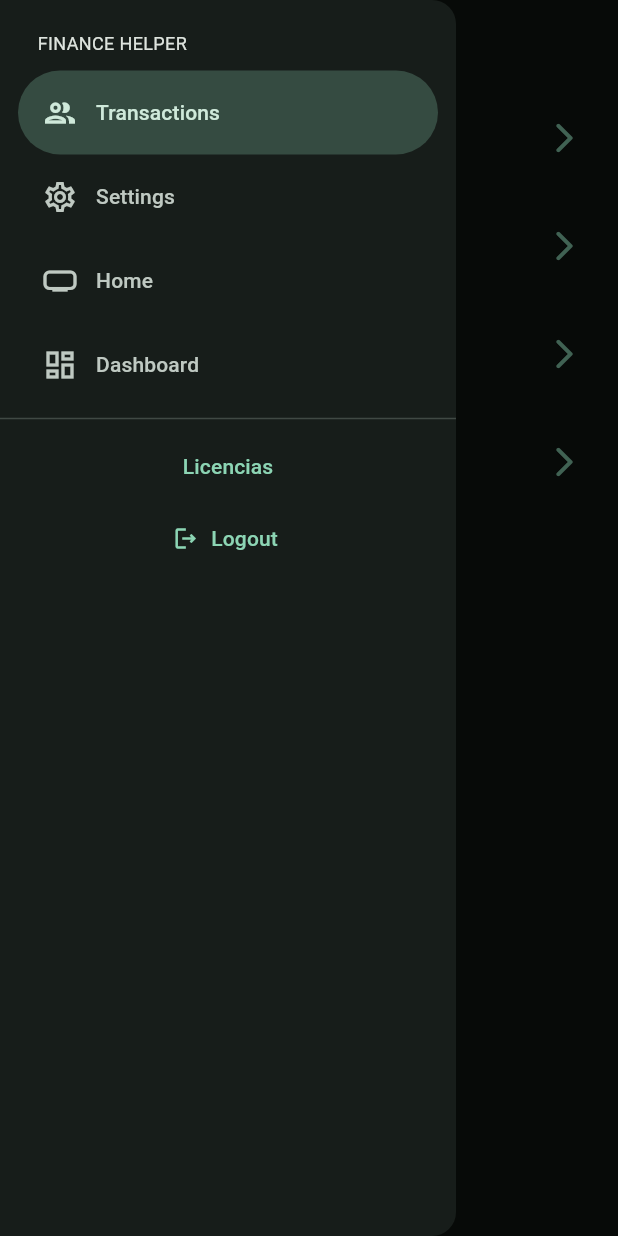
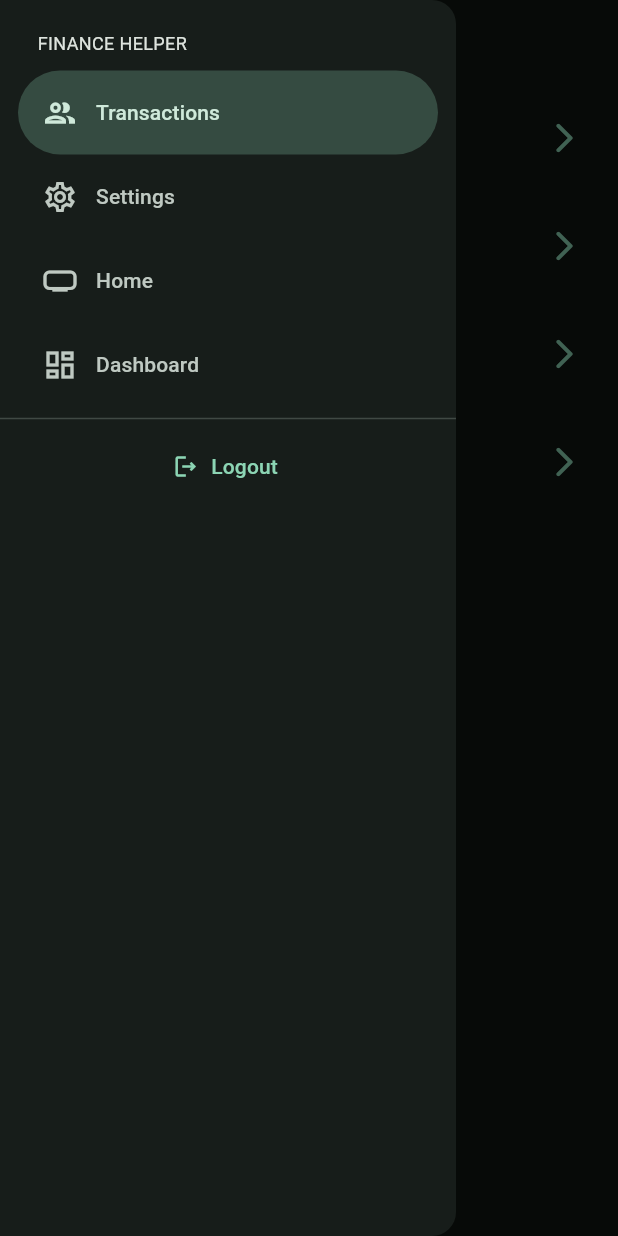
Before and after one commit to josemlegal/finance_helper, a Flutter app: the screen it shows after launch, with the side drawer open, on a phone screen of 412 x 824 dp. Run offline on Flutter 3.47's test engine with Material 2 defaults, Android fonts, the phone set to English and light mode, and no system bars; our stand-ins replace dio, get_it, go_router, hooks_riverpod, stacked_services.

Commit message:
Fix the NavigationDrawer

```diff
--- a/lib/presentation/widgets/side_menu.dart
+++ b/lib/presentation/widgets/side_menu.dart
@@ -41,7 +41,6 @@ class _SideMenuState extends State<SideMenu> {
           ),
         ),
         const Divider(),
-        const _LicensesButton(),
         _LogoutButton(colors: colors),
       ],
     );
@@ -68,20 +67,3 @@ class _LogoutButton extends StatelessWidget {
     );
   }
 }
-
-class _LicensesButton extends StatelessWidget {
-  const _LicensesButton();
-
-  @override
-  Widget build(BuildContext context) {
-    return TextButton(
-      onPressed: () {
-        showAboutDialog(
-          context: context,
-          children: [const Text('Deseas ver las licencias de la apliacion?')],
-        );
-      },
-      child: const Text('Licencias'),
-    );
-  }
-}
```
